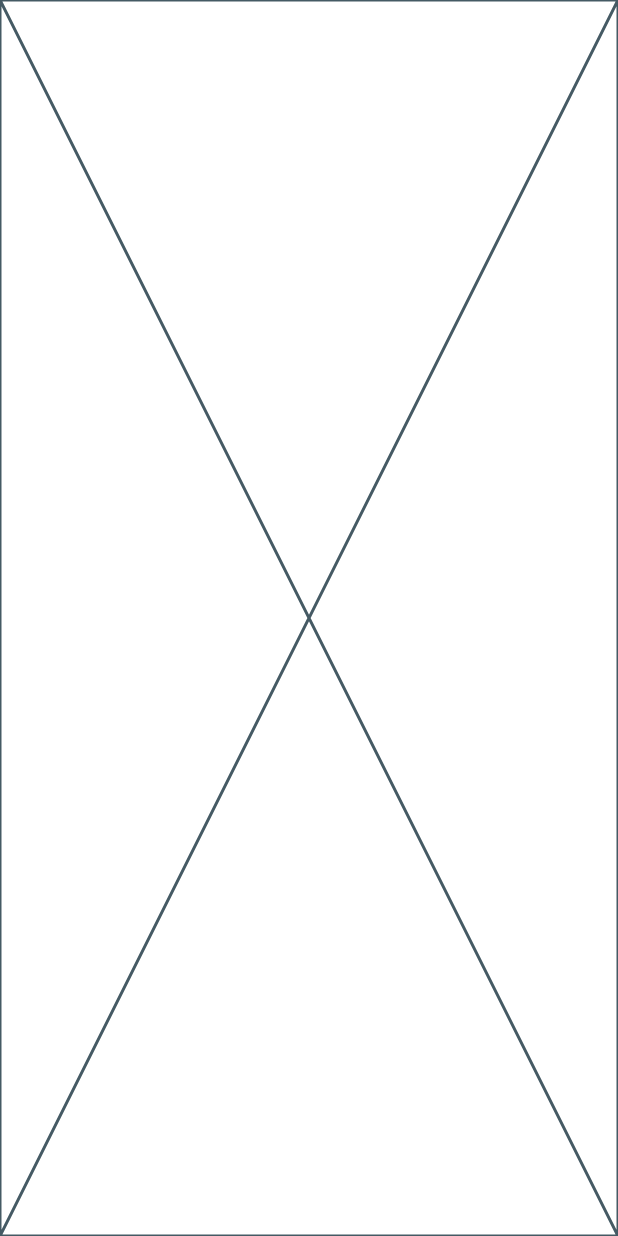
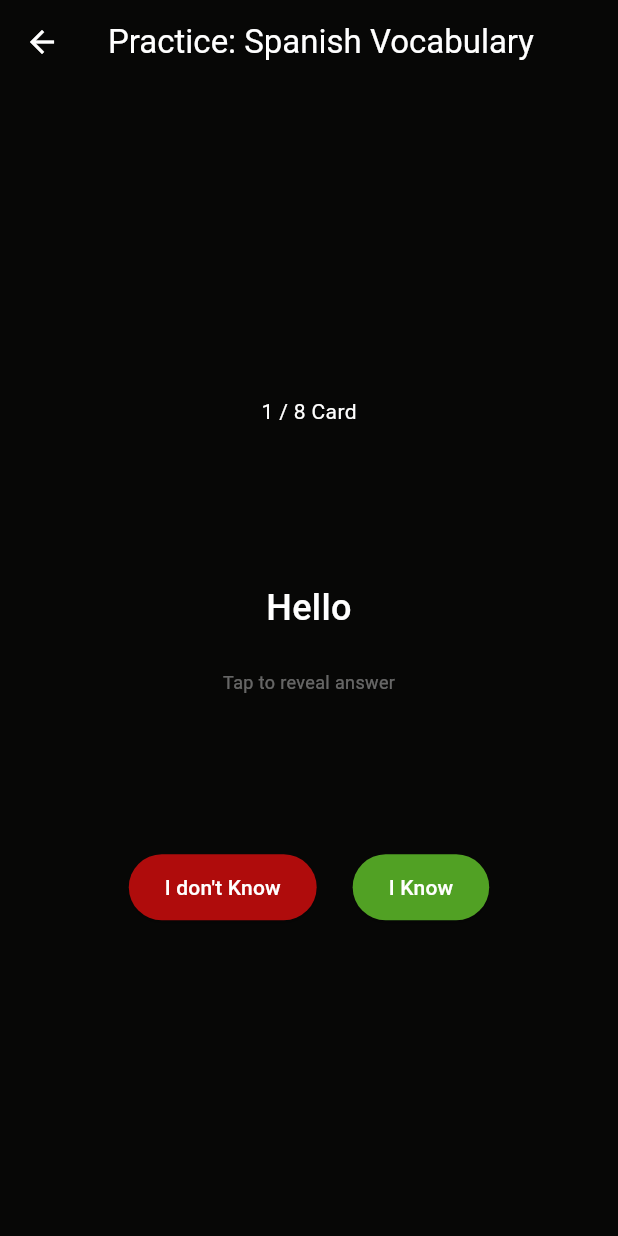
Before and after one commit to nithkidd/Cardify-APP, a Flutter app: the screen it shows after launch, after a tap on "Practice Session", on a phone screen of 412 x 824 dp. Run offline on Flutter 3.47's test engine with Material 3 defaults, Android fonts, the phone set to English and light mode, and no system bars.

Commit message:
Practice Screen UI done.

```diff
--- a/lib/ui/screens/practice_session_screen.dart
+++ b/lib/ui/screens/practice_session_screen.dart
@@ -1,15 +1,15 @@
 import 'package:flashcard/models/deck.dart';
 import 'package:flashcard/models/practice_session.dart';
+import 'package:flashcard/ui/widgets/practice/practice_item.dart';
 import 'package:flutter/material.dart';
 
 class PracticeSessionScreen extends StatefulWidget {
   final Deck deck;
   final SessionType sessionType;
 
-  const PracticeSessionScreen(
-    {
+  const PracticeSessionScreen({
     super.key,
-    required  this.sessionType,
+    required this.sessionType,
     required this.deck,
   });
 
@@ -18,8 +18,126 @@ class PracticeSessionScreen extends StatefulWidget {
 }
 
 class _PracticeSessionScreenState extends State<PracticeSessionScreen> {
+  int _currentIndex = 0;
+  bool _showAnswer = false;
+
+  void _dontKnowButton() {
+    if (_currentIndex < widget.deck.flashcards.length - 1) {
+      setState(() {
+        _currentIndex++;
+        _showAnswer = false;
+      });
+    }
+  }
+
+  void _knowButton() {
+    if (_currentIndex < widget.deck.flashcards.length - 1) {
+      setState(() {
+        _currentIndex++;
+        _showAnswer = false;
+      });
+    }
+  }
+
+  void _flipCard() {
+    setState(() {
+      _showAnswer = !_showAnswer;
+    });
+  }
+
   @override
   Widget build(BuildContext context) {
-    return Container(child: Placeholder());
+
+
+    // if (widget.deck.flashcards.isEmpty) {
+    //   return Scaffold(
+    //     appBar: AppBar(
+    //       title: Text('Practice: ${widget.deck.name}'),
+    //       backgroundColor: const Color(0xFF070706),
+    //       iconTheme: const IconThemeData(color: Colors.white),
+    //     ),
+    //     backgroundColor: const Color(0xFF070706),
+    //     body: const Center(
+    //       child: Text(
+    //         'No flashcards to practice',
+    //         style: TextStyle(color: Colors.white70, fontSize: 18),
+    //       ),
+    //     ),
+    //   );
+    // }
+
+    final flashcard = widget.deck.flashcards[_currentIndex];
+
+    return Scaffold(
+      appBar: AppBar(
+          title: Text('Practice: ${widget.deck.name}',
+          style: TextStyle(color: Colors.white),
+          ),
+          backgroundColor: const Color(0xFF070706),
+          iconTheme: const IconThemeData(color: Colors.white),
+        ),
+      backgroundColor: const Color(0xFF070706),
+      body: Center(
+        child: Column(
+          mainAxisAlignment: MainAxisAlignment.center,
+          children: [
+            Text(
+              '${_currentIndex + 1} / ${widget.deck.flashcards.length} Card',
+              style: const TextStyle(
+                color: Colors.white,
+                decoration: TextDecoration.none,
+              ),
+            ),
+            Container(
+          margin: const EdgeInsets.all(20),
+          padding: const EdgeInsets.all(32),
+              child: PracticeItem(
+                flashcard: flashcard,
+                showAnswer: _showAnswer,
+                onFlip: _flipCard,
+              ),
+            ),
+
+            Row(
+              mainAxisAlignment: MainAxisAlignment.center,
+              children: [
+                //dont know
+                ElevatedButton.icon(
+                  onPressed: _currentIndex < widget.deck.flashcards.length - 1
+                      ? _dontKnowButton
+                      : null,
+                  label: const Text("I don't Know"),
+                  style: ElevatedButton.styleFrom(
+                    backgroundColor: const Color(0xFFAF0C0C),
+                    foregroundColor: Colors.white,
+                    padding: const EdgeInsets.symmetric(
+                      horizontal: 24,
+                      vertical: 12,
+                    ),
+                  ),
+                ),
+
+                  SizedBox(width: 24,),
+                //know
+                ElevatedButton.icon(
+                  onPressed: _currentIndex < widget.deck.flashcards.length - 1
+                      ? _knowButton
+                      : null,
+                  label: const Text("I Know"),
+                  style: ElevatedButton.styleFrom(
+                    backgroundColor: const Color(0xFF51A124),
+                    foregroundColor: Colors.white,
+                    padding: const EdgeInsets.symmetric(
+                      horizontal: 24,
+                      vertical: 12,
+                    ),
+                  ),
+                ),
+              ],
+            ),
+          ],
+        ),
+      ),
+    );
   }
 }
--- /dev/null
+++ b/lib/ui/widgets/practice/practice_item.dart
@@ -0,0 +1,65 @@
+import 'package:flashcard/models/practice_session.dart';
+import 'package:flutter/material.dart';
+import 'package:flashcard/models/flashcard.dart';
+
+class PracticeItem extends StatelessWidget {
+  const PracticeItem({
+    super.key,
+    required this.flashcard,
+    required this.showAnswer,
+    required this.onFlip,
+  });
+
+  final Flashcard flashcard;
+  final bool showAnswer;
+  final VoidCallback onFlip;
+
+  @override
+  Widget build(BuildContext context) {
+    return Center(
+      child: GestureDetector(
+        onTap: onFlip,
+        child: Container(
+          // width: double.infinity,
+          margin: const EdgeInsets.all(20),
+          padding: const EdgeInsets.all(32),
+        //   decoration: BoxDecoration(
+        //   color: const Color(0xFF1E1E1E),
+        //   borderRadius: BorderRadius.circular(16),
+        //   border: Border.all(
+        //     color: showAnswer ? Colors.green : Colors.blue,
+        //     width: 5,
+        //   ),
+        // ),
+          child: Column(
+            mainAxisAlignment: MainAxisAlignment.center,
+            children: [
+              Text(
+                showAnswer ? flashcard.backText : flashcard.frontText,
+                style: const TextStyle(
+                  color: Colors.white,
+                  fontSize: 24,
+                  fontWeight: FontWeight.w500,
+                  decoration: TextDecoration.none,
+
+                ),
+                textAlign: TextAlign.center,
+              ),
+              const SizedBox(height: 24),
+              if (!showAnswer)
+                const Text(
+                  'Tap to reveal answer',
+                  style: TextStyle(
+                    color: Colors.white38,
+                    fontSize: 12,
+                  decoration: TextDecoration.none,
+
+                  ),
+                ),
+            ],
+          ),
+        ),
+      ),
+    );
+  }
+}
```
Also changed, not shown: lib/ui/screens/result_screen.dart (added), pubspec.lock.
